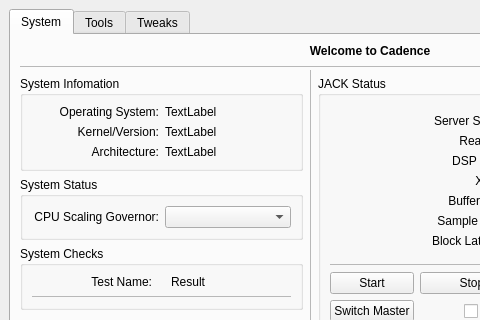
falkTX/Cadence, file resources/ui/cadence.ui: the form before one commit; both pictures show x 0 to 480 and y 0 to 320 of the 740 by 567 pixel window.
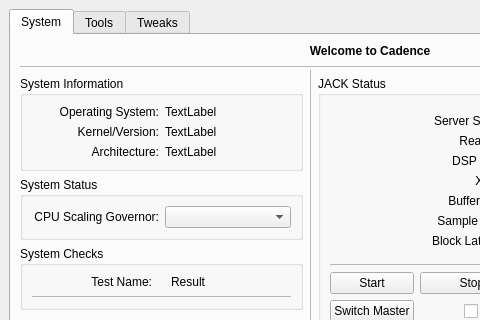
The form after the commit. Icons and pictures are not drawn. Custom widgets are drawn as their Qt base class.

Diff of the .ui file:
```diff
--- a/resources/ui/cadence.ui
+++ b/resources/ui/cadence.ui
@@ -73,7 +73,7 @@
           <item>
            <widget class="QGroupBox" name="groupBox_info">
             <property name="title">
-             <string>System Infomation</string>
+             <string>System Information</string>
             </property>
             <layout class="QGridLayout" name="gridLayout">
              <item row="0" column="0">
```
